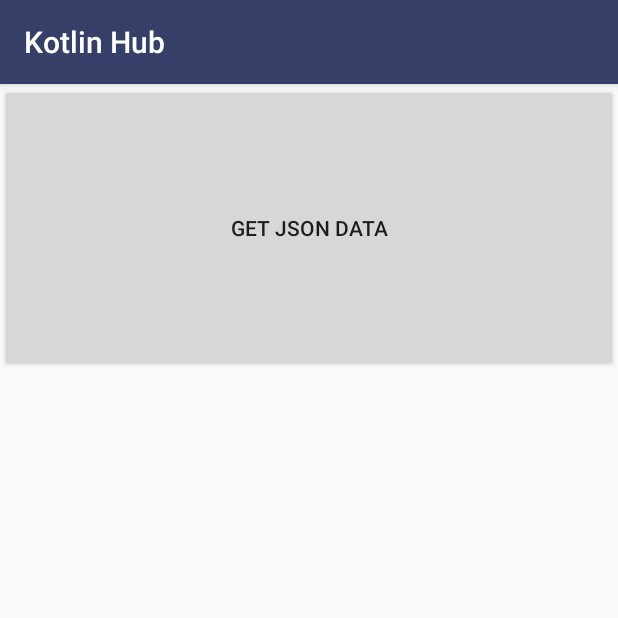
After one commit to nanda248/kotlinHub, an Android app: the ActivityTestReadText screen opened directly, with no data from a screen before it, on a phone screen of 412 x 824 dp, the top half of it. The commit adds this screen. Run offline under Robolectric (Android 15) with nearby library versions, the phone set to English and light mode, and no system bars.

Commit message:
Test json file

```diff
--- a/app/build.gradle
+++ b/app/build.gradle
@@ -24,7 +24,7 @@ android {
 
 dependencies {
     implementation fileTree(dir: 'libs', include: ['*.jar'])
-    implementation"org.jetbrains.kotlin:kotlin-stdlib-jdk7:$kotlin_version"
+    implementation "org.jetbrains.kotlin:kotlin-stdlib-jdk7:$kotlin_version"
     implementation 'com.android.support:appcompat-v7:28.0.0'
     implementation 'com.android.support.constraint:constraint-layout:1.1.3'
     testImplementation 'junit:junit:4.12'
--- a/app/src/main/AndroidManifest.xml
+++ b/app/src/main/AndroidManifest.xml
@@ -16,6 +16,7 @@
                 <category android:name="android.intent.category.LAUNCHER" />
             </intent-filter>
         </activity>
+        <activity android:name=".ActivityTestReadText"></activity>
     </application>
 
 </manifest>
--- /dev/null
+++ b/app/src/main/java/com/example/nanda/kotlinhub/ActivityTestReadText.kt
@@ -0,0 +1,43 @@
+package com.example.nanda.kotlinhub
+
+import android.os.Bundle
+import android.support.v7.app.AppCompatActivity
+import android.widget.Button
+import kotlinx.android.synthetic.main.activity_test_read_text.*
+import java.io.BufferedInputStream
+import java.io.BufferedReader
+import java.io.InputStream
+import java.io.InputStreamReader
+
+class ActivityTestReadText : AppCompatActivity() {
+
+    override fun onCreate(savedInstanceState: Bundle?) {
+        super.onCreate(savedInstanceState)
+        setContentView(R.layout.activity_test_read_text)
+
+        val btn = findViewById<Button>(R.id.btn1)
+        btn.setOnClickListener {
+
+            val inputStream: InputStream = resources.openRawResource(R.raw.test)
+            val bis = BufferedInputStream(inputStream)
+            val br  = BufferedReader(InputStreamReader(bis))
+            val jsonData = StringBuffer()
+            var line: String?
+
+            do {
+                line = br.readLine()
+                if (line == null) {
+                    break
+                }
+                jsonData.append(line + "\n")
+
+            } while (true)
+
+            br.close()
+            bis.close()
+            var data = jsonData.toString()
+
+            tv1.text = data
+        }
+    }
+}
--- /dev/null
+++ b/app/src/main/res/layout/activity_test_read_text.xml
@@ -0,0 +1,23 @@
+<?xml version="1.0" encoding="utf-8"?>
+<LinearLayout xmlns:android="http://schemas.android.com/apk/res/android"
+    xmlns:app="http://schemas.android.com/apk/res-auto"
+    xmlns:tools="http://schemas.android.com/tools"
+    android:layout_width="match_parent"
+    android:layout_height="match_parent"
+    android:orientation="vertical"
+    tools:context=".ActivityTestReadText">
+
+    <Button
+        android:id="@+id/btn1"
+        android:layout_width="match_parent"
+        android:layout_height="0dp"
+        android:layout_weight="1"
+        android:text="Get Json Data"/>
+
+    <TextView
+        android:id="@+id/tv1"
+        android:layout_width="match_parent"
+        android:layout_height="0dp"
+        android:layout_weight="3"/>
+
+</LinearLayout>
```
Also changed, not shown: app/src/main/java/com/example/nanda/kotlinhub/MainActivity.kt (+9 -1 lines), app/src/main/res/raw/test.json (added, +7 -0 lines), 1 other file.
